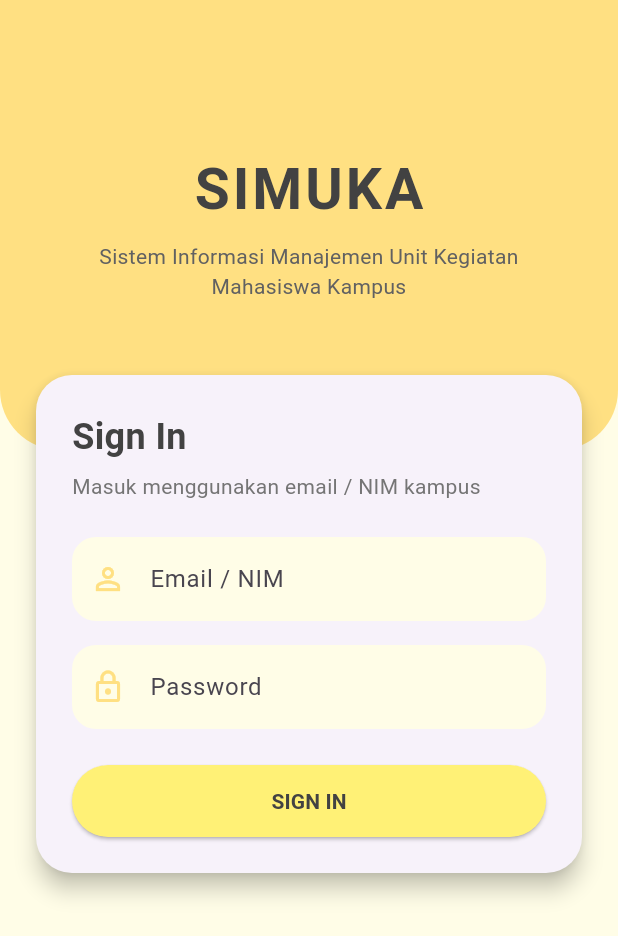
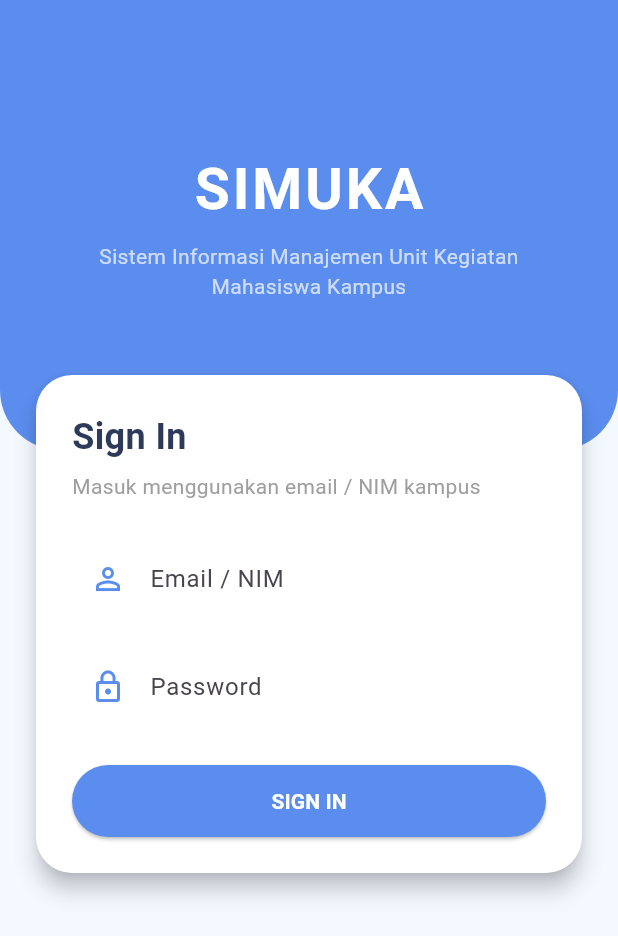
Before and after one commit to DinaMaulidyawati/SIMUKA, a Flutter app: the screen it shows after launch, on a phone screen of 412 x 824 dp. Shown: the top 936 px of the screen. Run offline on Flutter 3.47's test engine with Material 3 defaults, Android fonts, the phone set to English and light mode, and no system bars.

Commit message:
ubah tampilan

```diff
--- a/lib/main.dart
+++ b/lib/main.dart
@@ -13,8 +13,17 @@ class SimukaApp extends StatelessWidget {
     return MaterialApp(
       title: 'SIMUKA',
       debugShowCheckedModeBanner: false,
+
+      // Routing
       initialRoute: AppRoutes.login,
       routes: AppRoutes.routes,
+
+      // Theme
+      theme: ThemeData(
+        useMaterial3: true,
+        scaffoldBackgroundColor: const Color(0xFFF4F8FF),
+        primaryColor: const Color(0xFF5B8DEF),
+      ),
     );
   }
 }
--- a/lib/presentation/pages/auth/login_page.dart
+++ b/lib/presentation/pages/auth/login_page.dart
@@ -13,7 +13,7 @@ class _LoginPageState extends State<LoginPage> {
   @override
   Widget build(BuildContext context) {
     return Scaffold(
-      backgroundColor: const Color(0xFFFFFDE7),
+      backgroundColor: const Color(0xFFF4F8FF),
       body: SingleChildScrollView(
         child: Column(
           children: [
@@ -31,7 +31,7 @@ class _LoginPageState extends State<LoginPage> {
       height: 300,
       width: double.infinity,
       decoration: const BoxDecoration(
-        color: Color(0xFFFFE082),
+        color: Color(0xFF5B8DEF),
         borderRadius: BorderRadius.only(
           bottomLeft: Radius.circular(40),
           bottomRight: Radius.circular(40),
@@ -45,7 +45,7 @@ class _LoginPageState extends State<LoginPage> {
             style: TextStyle(
               fontSize: 38,
               fontWeight: FontWeight.bold,
-              color: Color(0xFF424242),
+              color: Colors.white,
               letterSpacing: 2,
             ),
           ),
@@ -57,7 +57,7 @@ class _LoginPageState extends State<LoginPage> {
               textAlign: TextAlign.center,
               style: TextStyle(
                 fontSize: 14,
-                color: Color(0xFF616161),
+                color: Colors.white70,
               ),
             ),
           ),
@@ -73,6 +73,7 @@ class _LoginPageState extends State<LoginPage> {
       child: Card(
         margin: const EdgeInsets.symmetric(horizontal: 24),
         elevation: 6,
+        color: Colors.white,
         shape: RoundedRectangleBorder(
           borderRadius: BorderRadius.circular(24),
         ),
@@ -88,13 +89,13 @@ class _LoginPageState extends State<LoginPage> {
                   style: TextStyle(
                     fontSize: 24,
                     fontWeight: FontWeight.bold,
-                    color: Color(0xFF424242),
+                    color: Color(0xFF2E3A59),
                   ),
                 ),
                 const SizedBox(height: 6),
                 const Text(
                   'Masuk menggunakan email / NIM kampus',
-                  style: TextStyle(color: Color(0xFF757575)),
+                  style: TextStyle(color: Colors.grey),
                 ),
                 const SizedBox(height: 24),
 
@@ -124,8 +125,8 @@ class _LoginPageState extends State<LoginPage> {
                   height: 48,
                   child: ElevatedButton(
                     style: ElevatedButton.styleFrom(
-                      backgroundColor: const Color(0xFFFFF176),
-                      foregroundColor: const Color(0xFF424242),
+                      backgroundColor: const Color(0xFF5B8DEF),
+                      foregroundColor: Colors.white,
                       shape: RoundedRectangleBorder(
                         borderRadius: BorderRadius.circular(30),
                       ),
@@ -163,9 +164,9 @@ class _LoginPageState extends State<LoginPage> {
       validator: validator,
       decoration: InputDecoration(
         labelText: label,
-        prefixIcon: Icon(icon, color: Color(0xFFFFE082)),
+        prefixIcon: Icon(icon, color: const Color(0xFF5B8DEF)),
         filled: true,
-        fillColor: const Color(0xFFFFFDE7),
+        fillColor: Colors.white,
         border: OutlineInputBorder(
           borderRadius: BorderRadius.circular(16),
           borderSide: BorderSide.none,
```
